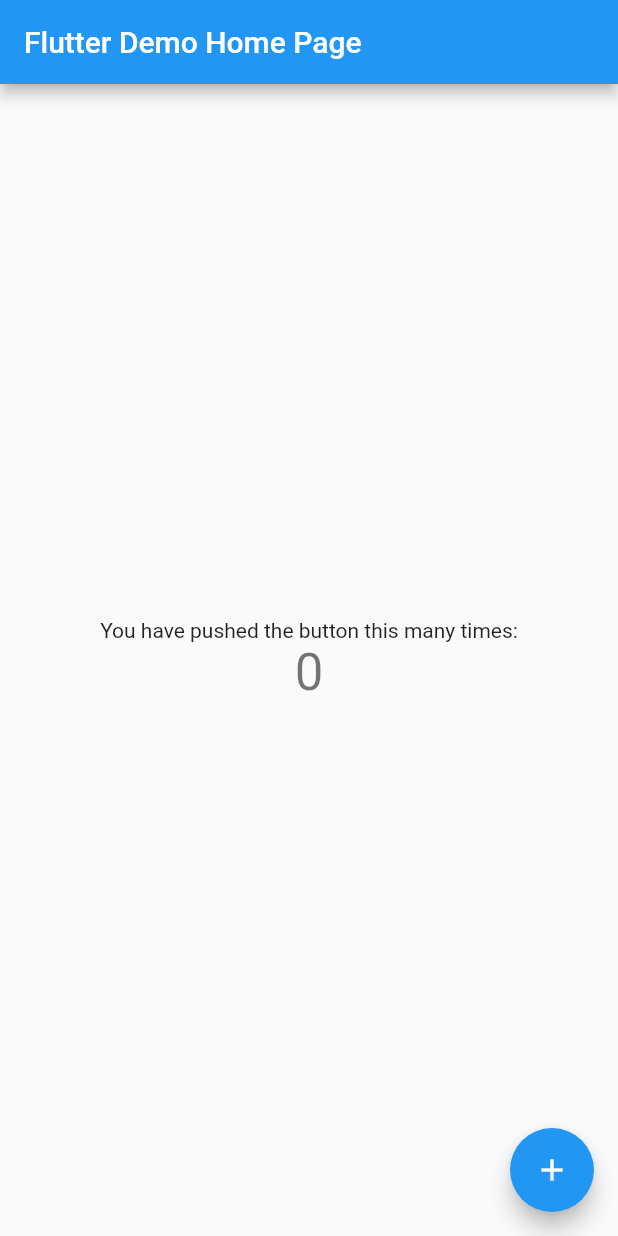
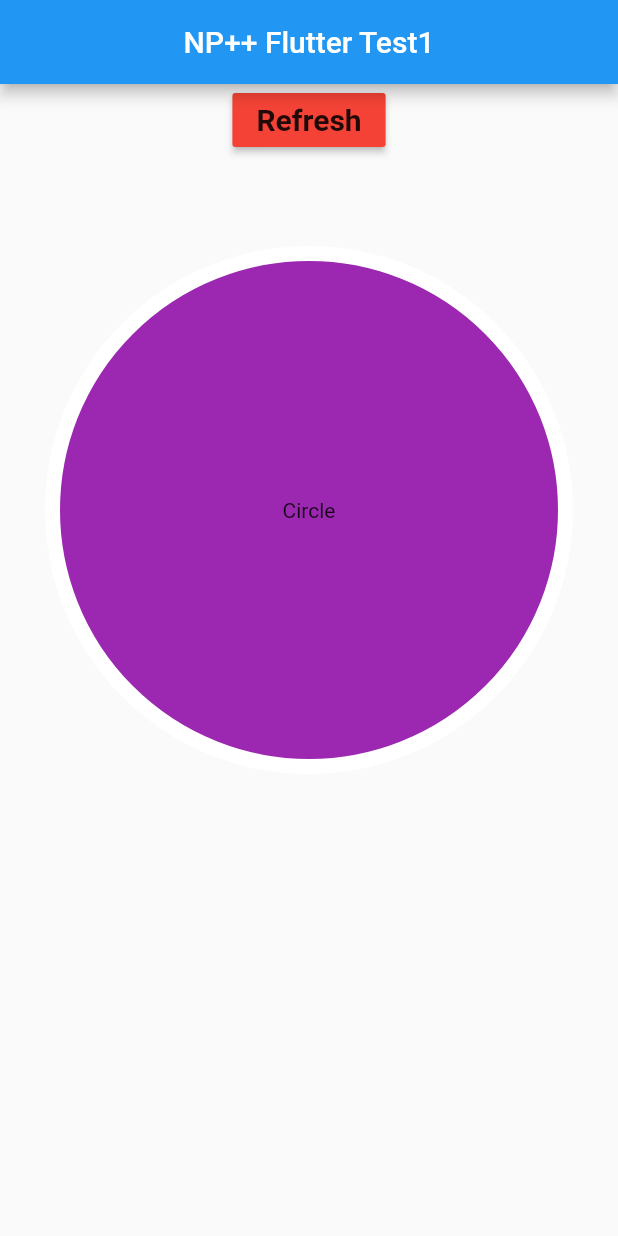
Before and after one commit to MohammedAttar708/npplusplus_test1, a Flutter app: the screen it shows after launch, on a phone screen of 412 x 824 dp. Run offline on Flutter 3.47's test engine with Material 2 defaults, Android fonts, the phone set to English and light mode, and no system bars.

Commit message:
Test1 : Task1

```diff
--- /dev/null
+++ b/lib/circle.dart
@@ -0,0 +1,23 @@
+import 'package:flutter/material.dart';
+
+class Circle extends StatelessWidget {
+  String circleType;
+
+  Circle(this.circleType);
+
+  @override
+  Widget build(BuildContext context) {
+    // TODO: implement build
+    return Container(
+      height: MediaQuery.of(context).size.height / 2,
+      child: Center(
+        child: Text(circleType),
+      ),
+      decoration: BoxDecoration(
+          color: Colors.purple,
+          border: Border.all(
+              width: 10, color: Colors.white, style: BorderStyle.solid),
+          shape: BoxShape.circle),
+    );
+  }
+}
--- a/lib/main.dart
+++ b/lib/main.dart
@@ -1,111 +1,75 @@
 import 'package:flutter/material.dart';
+import 'package:npplusplus_test1/circle.dart';
+import 'package:npplusplus_test1/clipart.dart';
+import 'package:npplusplus_test1/rectangle.dart';
 
-void main() => runApp(MyApp());
+void main() => runApp(MyHomePage());
 
-class MyApp extends StatelessWidget {
-  // This widget is the root of your application.
+class MyHomePage extends StatefulWidget {
+  @override
+  State<StatefulWidget> createState() {
+    // TODO: implement createState
+    return MyHomePageState();
+  }
+}
+
+class MyHomePageState extends State<MyHomePage> {
+  int index = 0;
+  List<String> shapeTypes = ['Circle', 'Rectangle', 'ClipArt'];
+
   @override
   Widget build(BuildContext context) {
+    // TODO: implement build
     return MaterialApp(
-      title: 'Flutter Demo',
-      theme: ThemeData(
-        // This is the theme of your application.
-        //
-        // Try running your application with "flutter run". You'll see the
-        // application has a blue toolbar. Then, without quitting the app, try
-        // changing the primarySwatch below to Colors.green and then invoke
-        // "hot reload" (press "r" in the console where you ran "flutter run",
-        // or simply save your changes to "hot reload" in a Flutter IDE).
-        // Notice that the counter didn't reset back to zero; the application
-        // is not restarted.
-        primarySwatch: Colors.blue,
+      title: 'Np++ Flutter Test',
+      home: Scaffold(
+        appBar: AppBar(
+          title: Center(
+            child: Text(
+              'NP++ Flutter Test1',
+              textAlign: TextAlign.center,
+            ),
+          ),
+        ),
+        body: Column(
+          children: <Widget>[
+            RaisedButton(
+                child: Text(
+                  'Refresh',
+                  style: TextStyle(fontSize: 20, fontWeight: FontWeight.bold),
+                ),
+                color: Colors.red,
+                onPressed: () {
+                  setState(() {
+                    index++;
+                    if (index >=3) {
+                      index = 0;
+                    }
+                  });
+                }),
+            Padding(
+              padding: EdgeInsets.all(30),
+              child: textShape(
+                shapeType: shapeTypes.elementAt(index),
+              ),
+            )
+          ],
+        ),
       ),
-      home: MyHomePage(title: 'Flutter Demo Home Page'),
     );
   }
 }
 
-class MyHomePage extends StatefulWidget {
-  MyHomePage({Key key, this.title}) : super(key: key);
-
-  // This widget is the home page of your application. It is stateful, meaning
-  // that it has a State object (defined below) that contains fields that affect
-  // how it looks.
-
-  // This class is the configuration for the state. It holds the values (in this
-  // case the title) provided by the parent (in this case the App widget) and
-  // used by the build method of the State. Fields in a Widget subclass are
-  // always marked "final".
-
-  final String title;
-
-  @override
-  _MyHomePageState createState() => _MyHomePageState();
-}
-
-class _MyHomePageState extends State<MyHomePage> {
-  int _counter = 0;
-
-  void _incrementCounter() {
-    setState(() {
-      // This call to setState tells the Flutter framework that something has
-      // changed in this State, which causes it to rerun the build method below
-      // so that the display can reflect the updated values. If we changed
-      // _counter without calling setState(), then the build method would not be
-      // called again, and so nothing would appear to happen.
-      _counter++;
-    });
-  }
-
-  @override
-  Widget build(BuildContext context) {
-    // This method is rerun every time setState is called, for instance as done
-    // by the _incrementCounter method above.
-    //
-    // The Flutter framework has been optimized to make rerunning build methods
-    // fast, so that you can just rebuild anything that needs updating rather
-    // than having to individually change instances of widgets.
-    return Scaffold(
-      appBar: AppBar(
-        // Here we take the value from the MyHomePage object that was created by
-        // the App.build method, and use it to set our appbar title.
-        title: Text(widget.title),
-      ),
-      body: Center(
-        // Center is a layout widget. It takes a single child and positions it
-        // in the middle of the parent.
-        child: Column(
-          // Column is also a layout widget. It takes a list of children and
-          // arranges them vertically. By default, it sizes itself to fit its
-          // children horizontally, and tries to be as tall as its parent.
-          //
-          // Invoke "debug painting" (press "p" in the console, choose the
-          // "Toggle Debug Paint" action from the Flutter Inspector in Android
-          // Studio, or the "Toggle Debug Paint" command in Visual Studio Code)
-          // to see the wireframe for each widget.
-          //
-          // Column has various properties to control how it sizes itself and
-          // how it positions its children. Here we use mainAxisAlignment to
-          // center the children vertically; the main axis here is the vertical
-          // axis because Columns are vertical (the cross axis would be
-          // horizontal).
-          mainAxisAlignment: MainAxisAlignment.center,
-          children: <Widget>[
-            Text(
-              'You have pushed the button this many times:',
-            ),
-            Text(
-              '$_counter',
-              style: Theme.of(context).textTheme.display1,
-            ),
-          ],
-        ),
-      ),
-      floatingActionButton: FloatingActionButton(
-        onPressed: _incrementCounter,
-        tooltip: 'Increment',
-        child: Icon(Icons.add),
-      ), // This trailing comma makes auto-formatting nicer for build methods.
-    );
+Widget textShape({String shapeType}) {
+  switch (shapeType) {
+    case 'Circle':
+      return Circle(shapeType);
+      break;
+    case 'Rectangle':
+      return Rectangle(shapeType);
+      break;
+    case 'ClipArt':
+      return ClipArt(shapeType);
+      break;
   }
 }
```
Also changed, not shown: lib/clipart.dart (added, +24 -0 lines), lib/rectangle.dart (added, +25 -0 lines), 1 other file.
